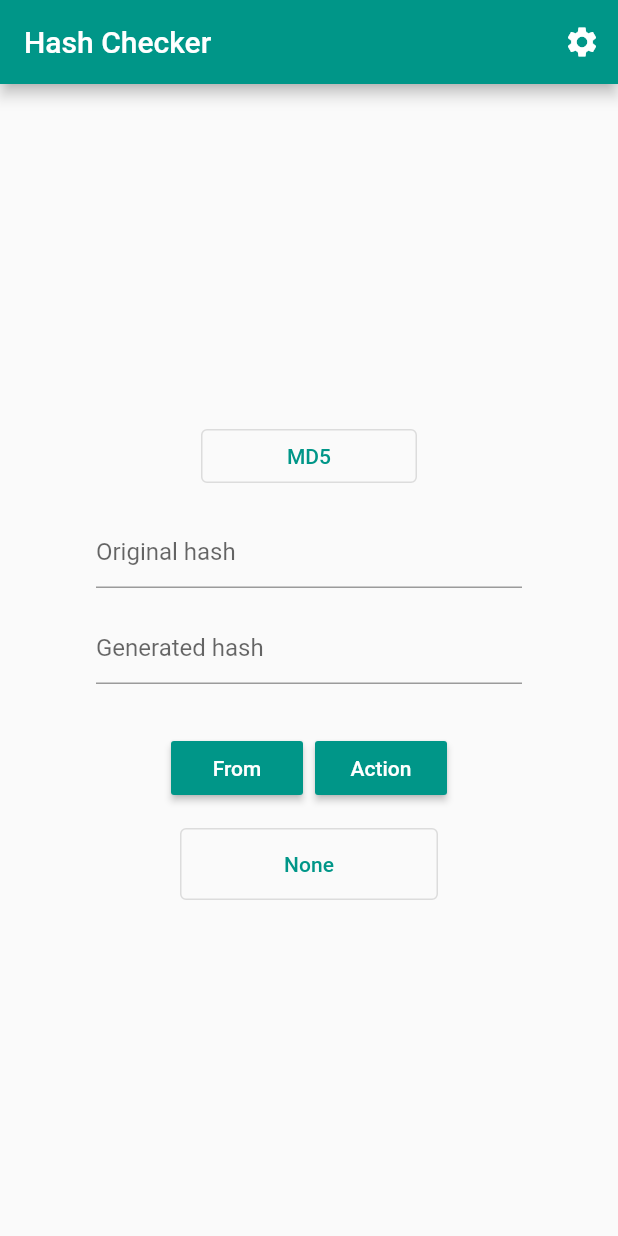
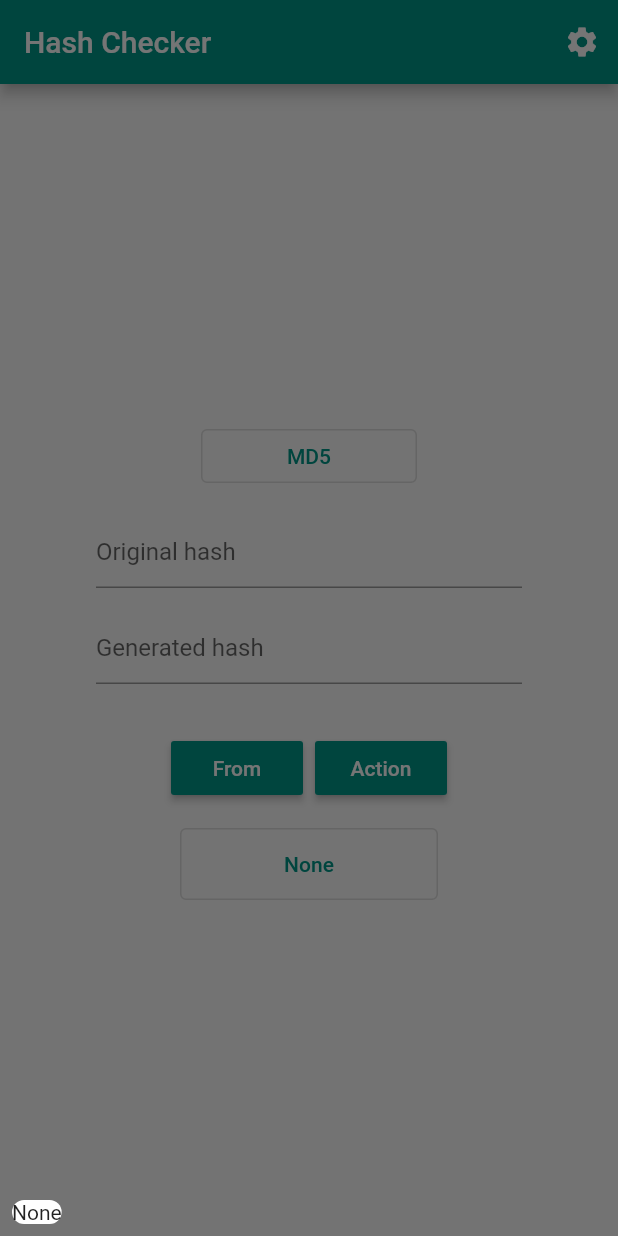
Before and after one commit to hash-checker/hash-checker-2, a Flutter app: the screen it shows after launch, after a tap on "None", on a phone screen of 412 x 824 dp. Run offline on Flutter 3.47's test engine with Material 2 defaults, Android fonts, the phone set to English and light mode, and no system bars; our stand-ins replace auto_route, file_picker, flutter_mobx, mobx, package_info_plus, shared_preferences; generated files the repository leaves out were written again.

Commit message:
2021-12-19 v. 1.0.0: sync with local changes

```diff
--- a/lib/components/themes/themes.dart
+++ b/lib/components/themes/themes.dart
@@ -3,6 +3,7 @@ import 'package:flutter/material.dart';
 ThemeData get lightTheme {
   final lightTheme = ThemeData.light();
   return lightTheme.copyWith(
+    backgroundColor: Colors.white,
     colorScheme: lightTheme.colorScheme.copyWith(
       primary: Colors.teal,
     ),
@@ -10,9 +11,9 @@ ThemeData get lightTheme {
 }
 
 ThemeData get darkTheme {
-  final lightTheme = ThemeData.dark();
-  return lightTheme.copyWith(
-    colorScheme: lightTheme.colorScheme.copyWith(
+  final darkTheme = ThemeData.dark();
+  return darkTheme.copyWith(
+    colorScheme: darkTheme.colorScheme.copyWith(
       primary: Colors.tealAccent,
     ),
   );
--- a/lib/components/widgets/app_rounded_bottom_sheet.dart
+++ b/lib/components/widgets/app_rounded_bottom_sheet.dart
@@ -16,9 +16,9 @@ class AppRoundedBottomSheet extends StatelessWidget {
         Padding(
           padding: const EdgeInsets.all(8),
           child: Container(
-            decoration: const BoxDecoration(
-              color: Colors.white,
-              borderRadius: BorderRadius.all(
+            decoration: BoxDecoration(
+              color: Theme.of(context).backgroundColor,
+              borderRadius: const BorderRadius.all(
                 Radius.circular(8),
               ),
             ),
--- a/lib/data/repositories/settings/impl/settings_repository_impl.dart
+++ b/lib/data/repositories/settings/impl/settings_repository_impl.dart
@@ -16,13 +16,22 @@ class SettingsRepositoryImpl extends SettingsRepository {
   @override
   void changeTheme(AppTheme theme) => prefs.setString(
         _keyTheme,
-        theme == AppTheme.light ? 'light' : 'dark',
+        theme == AppTheme.system
+            ? 'system'
+            : theme == AppTheme.light
+                ? 'light'
+                : 'dark',
       );
 
   @override
   AppTheme currentTheme() {
     if (prefs.containsKey(_keyTheme)) {
-      return prefs.getString(_keyTheme) == 'light' ? AppTheme.light : AppTheme.dark;
+      final theme = prefs.getString(_keyTheme);
+      return theme == 'system'
+          ? AppTheme.system
+          : theme == 'light'
+              ? AppTheme.light
+              : AppTheme.dark;
     }
     return AppTheme.system;
   }
--- a/lib/features/calculator/page/calculator_page.dart
+++ b/lib/features/calculator/page/calculator_page.dart
@@ -11,6 +11,8 @@ import 'package:hash_checker_2/features/calculator/page/dialogs/select_hash_sour
 import 'package:hash_checker_2/features/calculator/page/dialogs/select_hash_type_dialog.dart';
 import 'package:hash_checker_2/features/calculator/page/dialogs/text_enter_dialog.dart';
 import 'package:hash_checker_2/features/calculator/store/calculator_store.dart';
+
+import 'dialogs/view_source_value_dialog.dart';
 
 class CalculatorPage extends StatefulWidget {
   const CalculatorPage({Key? key}) : super(key: key);
@@ -172,7 +174,10 @@ class _CalculatorPageState extends State<CalculatorPage> {
                               ? _store!.fileToGenerate
                               : _store!.textValueToGenerate,
                     ),
-                    onPressed: () {},
+                    onPressed: () => showViewSourceValueDialog(
+                      context: context,
+                      source: _store!.source,
+                    ),
                   ),
                 );
               },
--- /dev/null
+++ b/lib/features/calculator/page/dialogs/view_source_value_dialog.dart
@@ -0,0 +1,16 @@
+import 'package:flutter/material.dart';
+import 'package:hash_checker_2/components/widgets/app_rounded_bottom_sheet.dart';
+
+Future<void> showViewSourceValueDialog({
+  required BuildContext context,
+  required String source,
+}) {
+  return showModalBottomSheet<void>(
+    context: context,
+    backgroundColor: Colors.transparent,
+    isScrollControlled: true,
+    builder: (_) => AppRoundedBottomSheet(
+      child: Text(source),
+    ),
+  );
+}
--- a/lib/features/calculator/store/calculator_store.dart
+++ b/lib/features/calculator/store/calculator_store.dart
@@ -25,6 +25,12 @@ abstract class _CalculatorStore with Store {
 
   @observable
   String generatedHash = '';
+
+  String get source => hashSource == HashSource.none
+      ? 'None'
+      : hashSource == HashSource.file
+          ? fileToGenerate
+          : textValueToGenerate;
 
   @action
   void setHashType(HashType hashType) {
```
